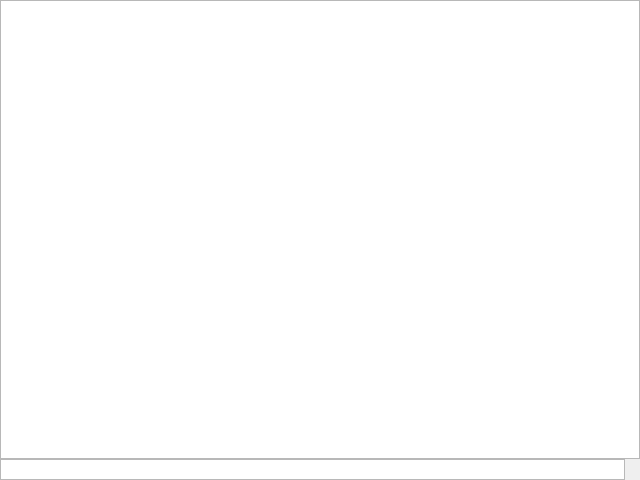
The window that widgets/salarytabwidgets/spagesalaryextra.ui (solderercb/snap_crm) describes before a commit, drawn with Qt 5.
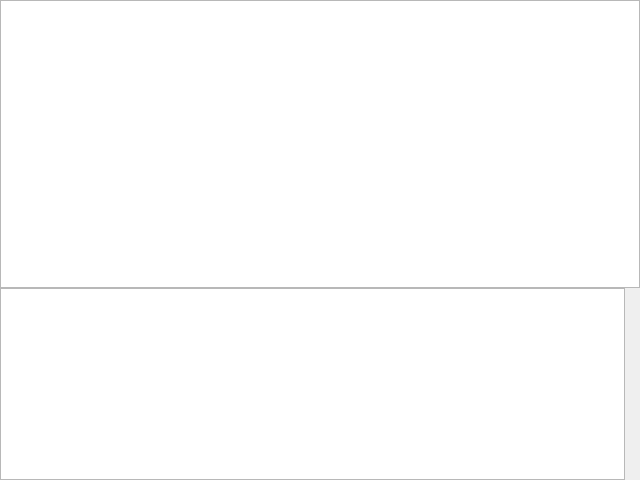
The same window after the commit. Custom widgets are drawn as their Qt base class.

What changed in the file:
```diff
--- a/widgets/salarytabwidgets/spagesalaryextra.ui
+++ b/widgets/salarytabwidgets/spagesalaryextra.ui
@@ -45,12 +45,6 @@
          <verstretch>0</verstretch>
         </sizepolicy>
        </property>
-       <property name="maximumSize">
-        <size>
-         <width>16777215</width>
-         <height>21</height>
-        </size>
-       </property>
       </widget>
      </item>
     </layout>
```
